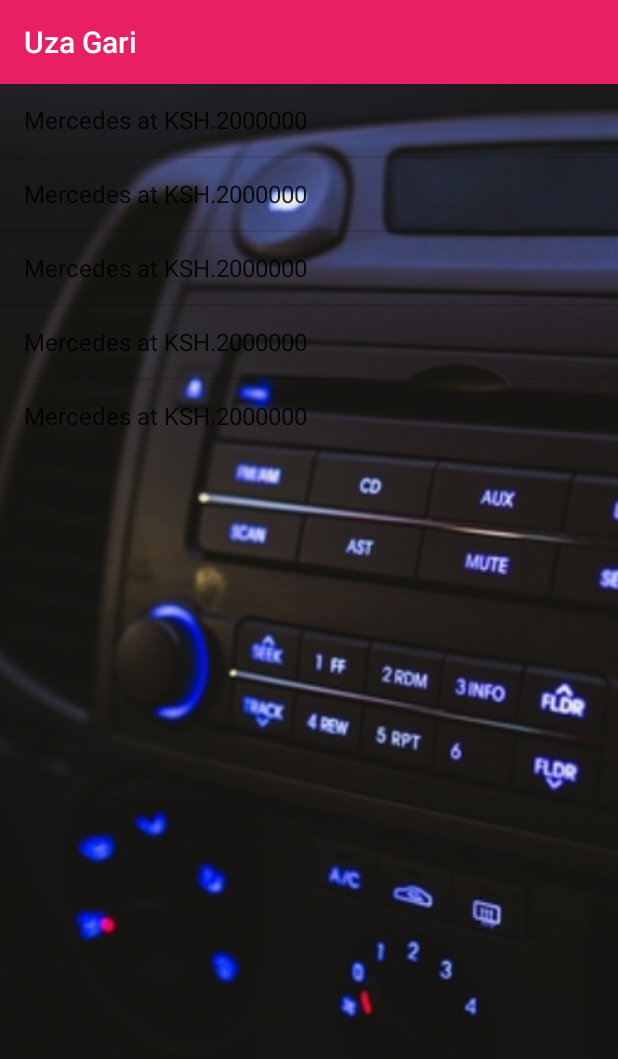
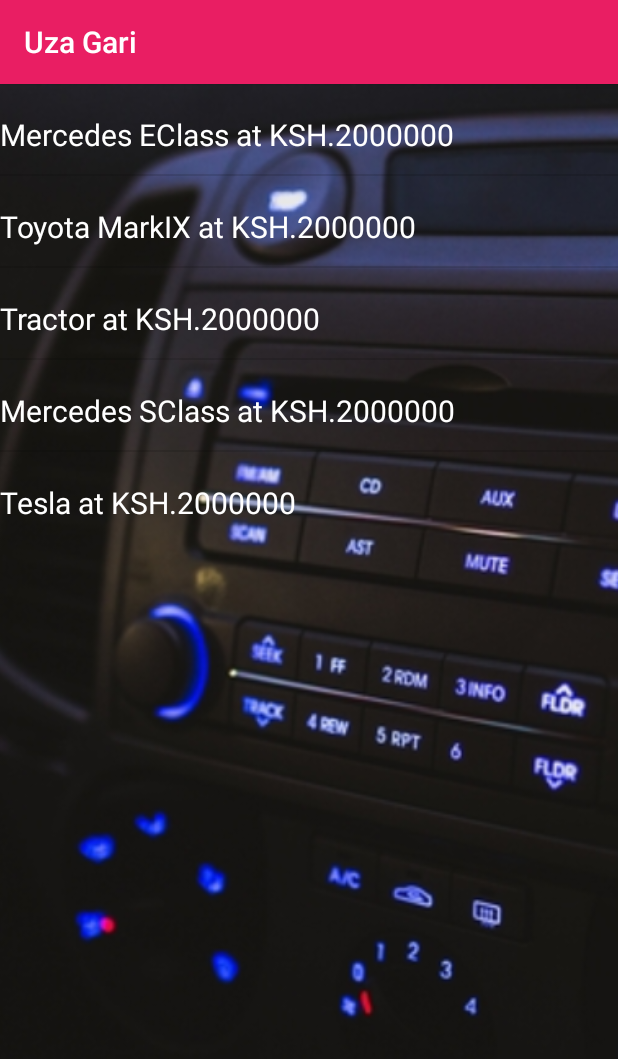
Before and after one commit to ngenovictor/UzaGari, an Android app: the screen it shows after launch (MainActivity), on a phone screen of 412 x 824 dp. Shown: the top 1059 px of the screen. Run offline under Robolectric (Android 15) with nearby library versions, the phone set to English and light mode, and no system bars; our stand-ins replace ButterKnife.

Commit message:
create new activity and README

```diff
--- a/app/build.gradle
+++ b/app/build.gradle
@@ -26,8 +26,8 @@ dependencies {
     })
     compile 'com.android.support:appcompat-v7:25.3.1'
     compile 'com.android.support.constraint:constraint-layout:1.0.2'
+    compile 'com.jakewharton:butterknife:7.0.1'
     testCompile 'junit:junit:4.12'
     testCompile 'org.robolectric:robolectric:3.0'
     testCompile 'org.robolectric:shadows-support-v4:3.0'
-    compile 'com.jakewharton:butterknife:7.0.1'
 }
--- a/app/src/main/AndroidManifest.xml
+++ b/app/src/main/AndroidManifest.xml
@@ -9,16 +9,14 @@
         android:roundIcon="@mipmap/ic_launcher_round"
         android:supportsRtl="true"
         android:theme="@style/AppTheme">
-
         <activity android:name=".MainActivity">
             <intent-filter>
                 <action android:name="android.intent.action.MAIN" />
 
                 <category android:name="android.intent.category.LAUNCHER" />
             </intent-filter>
-
-
         </activity>
+        <activity android:name=".CarDetails"></activity>
     </application>
 
 </manifest>
--- a/app/src/main/java/site/ngeno/uzagari/MainActivity.java
+++ b/app/src/main/java/site/ngeno/uzagari/MainActivity.java
@@ -2,11 +2,15 @@ package site.ngeno.uzagari;
 
 
 
+import android.content.Intent;
 import android.support.v7.app.AppCompatActivity;
 import android.os.Bundle;
 import android.support.v7.widget.Toolbar;
+import android.view.View;
+import android.widget.AdapterView;
 import android.widget.ArrayAdapter;
 import android.widget.ListView;
+import android.widget.TextView;
 
 import java.util.ArrayList;
 import java.util.List;
@@ -17,11 +21,11 @@ import butterknife.ButterKnife;
 public class MainActivity extends AppCompatActivity {
     @Bind(R.id.carListView) ListView carListView;
     private List<String[]> carList = new ArrayList<String[]>();
-    private String[] car1 = new String[]{"Mercedes","2000000", "pic_url"};
-    private String[] car2 = new String[]{"Mercedes","2000000", "pic_url"};
-    private String[] car3 = new String[]{"Mercedes","2000000", "pic_url"};
-    private String[] car4 = new String[]{"Mercedes","2000000", "pic_url"};
-    private String[] car5 = new String[]{"Mercedes","2000000", "pic_url"};
+    private String[] car1 = new String[]{"Mercedes EClass","2000000", "pic_url"};
+    private String[] car2 = new String[]{"Toyota MarkIX","2000000", "pic_url"};
+    private String[] car3 = new String[]{"Tractor","2000000", "pic_url"};
+    private String[] car4 = new String[]{"Mercedes SClass","2000000", "pic_url"};
+    private String[] car5 = new String[]{"Tesla","2000000", "pic_url"};
 
     @Override
     protected void onCreate(Bundle savedInstanceState) {
@@ -33,9 +37,19 @@ public class MainActivity extends AppCompatActivity {
         carList.add(car3);
         carList.add(car4);
         carList.add(car5);
+        final ArrayAdapter arrayAdapter = new CarListArrayAdapter(this, R.layout.main_list_item, carList);
 
+        carListView.setAdapter(arrayAdapter);
 
-        ArrayAdapter arrayAdapter = new CarListArrayAdapter(this, android.R.layout.simple_list_item_1, carList);
-        carListView.setAdapter(arrayAdapter);
+        carListView.setOnItemClickListener(new AdapterView.OnItemClickListener() {
+            @Override
+            public void onItemClick(AdapterView<?> parent, View view, int position, long id) {
+                String name = ((TextView)view).getText().toString();
+                Intent intent = new Intent(MainActivity.this, CarDetails.class);
+                intent.putExtra("name", name);
+                intent.putExtra("price", name);
+                startActivity(intent);
+            }
+        });
     }
 }
--- a/app/src/main/res/layout/activity_main.xml
+++ b/app/src/main/res/layout/activity_main.xml
@@ -13,12 +13,10 @@
         android:layout_height="match_parent"
         android:src="@drawable/carback"
         android:scaleType="centerCrop"/>
-    <RelativeLayout
+    <ListView
+        android:id="@+id/carListView"
         android:layout_width="match_parent"
-        android:layout_height="match_parent">
-        <ListView
-            android:id="@+id/carListView"
-            android:layout_width="match_parent"
-            android:layout_height="wrap_content"/>
-    </RelativeLayout>
+        android:layout_height="wrap_content"
+        android:textColor="@color/colorPrimaryLight"
+        />
 </RelativeLayout>
--- /dev/null
+++ b/app/src/main/res/layout/main_list_item.xml
@@ -0,0 +1,24 @@
+<?xml version="1.0" encoding="utf-8"?>
+<!-- Copyright (C) 2006 The Android Open Source Project
+     Licensed under the Apache License, Version 2.0 (the "License");
+     you may not use this file except in compliance with the License.
+     You may obtain a copy of the License at
+
+          http://www.apache.org/licenses/LICENSE-2.0
+
+     Unless required by applicable law or agreed to in writing, software
+     distributed under the License is distributed on an "AS IS" BASIS,
+     WITHOUT WARRANTIES OR CONDITIONS OF ANY KIND, either express or implied.
+     See the License for the specific language governing permissions and
+     limitations under the License.
+-->
+
+
+<TextView xmlns:android="http://schemas.android.com/apk/res/android"
+    android:id="@android:id/text1"
+    android:layout_width="match_parent"
+    android:layout_height="60dp"
+    android:textSize="20dp"
+    android:textColor="@color/colorIcon"
+    android:paddingTop="20dp"
+    />
--- a/app/src/main/res/values/colors.xml
+++ b/app/src/main/res/values/colors.xml
@@ -6,6 +6,6 @@
     <color name="colorAccent">#FFC107</color>
     <color name="colorPrimaryText">#212121</color>
     <color name="colorSecondaryText">#757575</color>
-    <color name="colorIcon">#FFFFFF</color>
+    <color name="colorIcon">#ffffff</color>
     <color name="colorDivider">#BDBDBD</color>
 </resources>
```
Also changed, not shown: app/src/main/java/site/ngeno/uzagari/CarDetails.java (added, +29 -0 lines), app/src/main/res/layout/activity_car_details.xml (added, +22 -0 lines), 1 other file.
